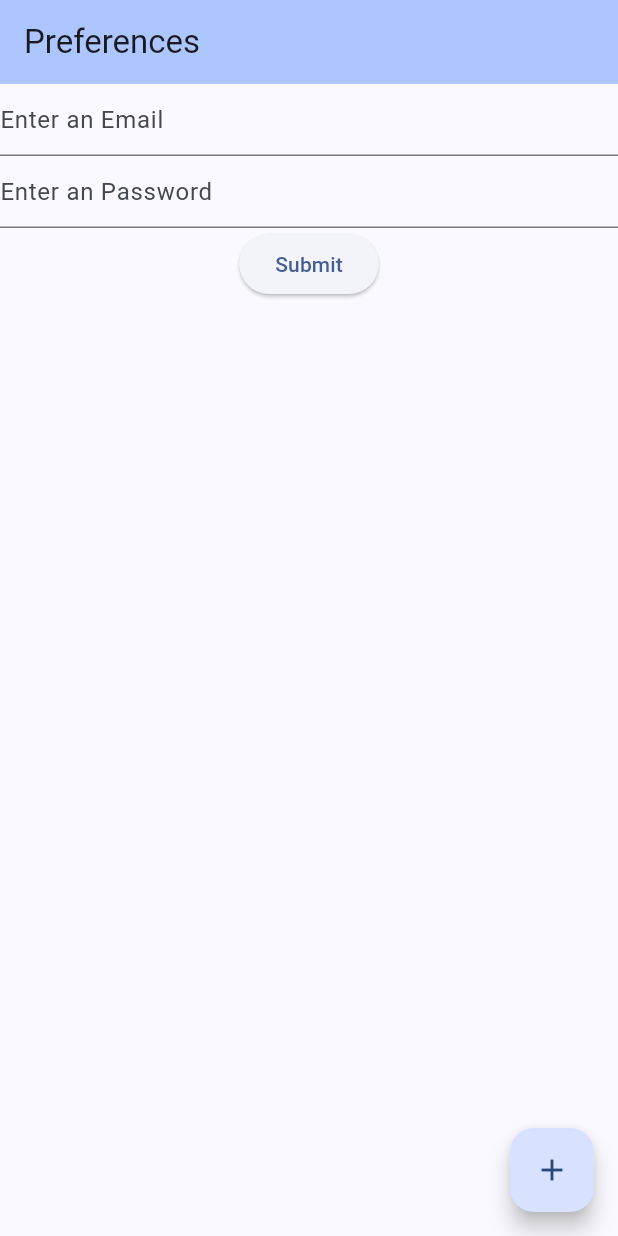
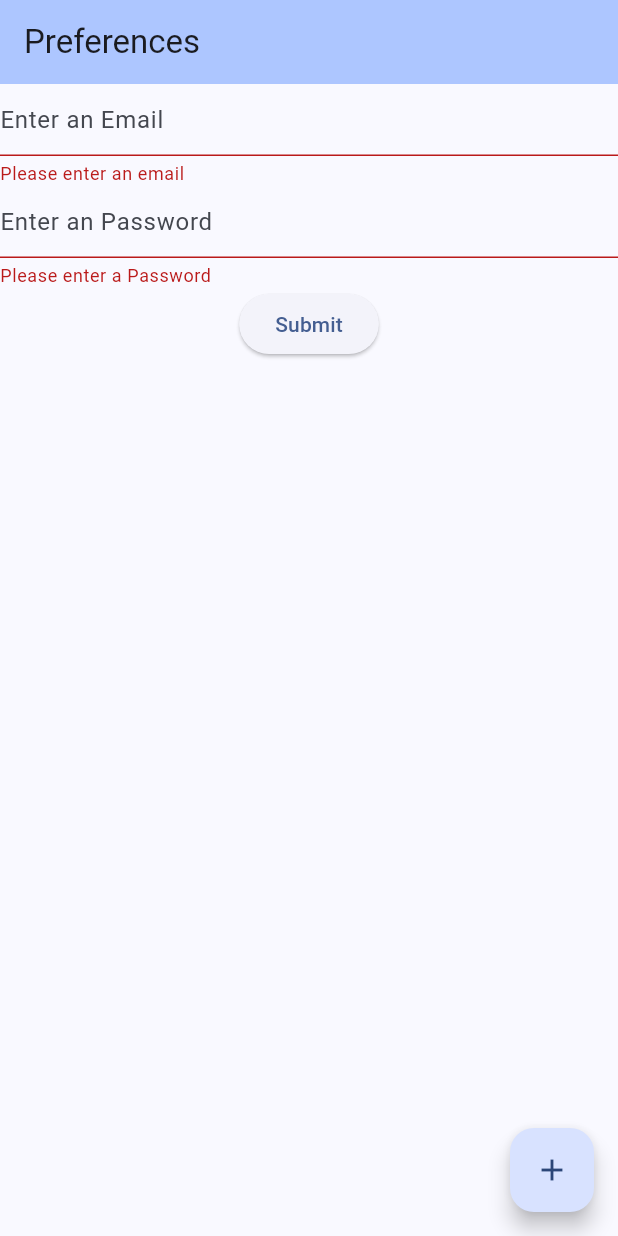
Before and after one commit to MadHatter01/DoIt, a Flutter app: the screen it shows after launch, after a tap on "Submit", on a phone screen of 412 x 824 dp. Run offline on Flutter 3.47's test engine with Material 2 defaults, Android fonts, the phone set to English and light mode, and no system bars.

Commit message:
validation

```diff
--- a/lib/main.dart
+++ b/lib/main.dart
@@ -16,17 +16,14 @@ class MyApp extends StatelessWidget {
       title: 'Flutter Demo',
       debugShowCheckedModeBanner: false,
       routes: {
-        '/':(context) => const MyHomePage(title: 'Do It!'),
-        '/first':(context) => const PageOne(),
-        '/second':(context) => const PageTwo()
-,
+        '/': (context) => const MyHomePage(title: 'Do It!'),
+        '/first': (context) => const PageOne(),
+        '/second': (context) => const PageTwo(),
       },
       theme: ThemeData(
-
         colorScheme: ColorScheme.fromSeed(seedColor: Colors.blueAccent),
         useMaterial3: true,
       ),
-
     );
   }
 }
@@ -41,31 +38,67 @@ class MyHomePage extends StatefulWidget {
 }
 
 class _MyHomePageState extends State<MyHomePage> {
+  final GlobalKey<FormState> _signKey = GlobalKey();
   final TextEditingController _emailcontroller = TextEditingController();
   final TextEditingController _pswdcontroller = TextEditingController();
+  final RegExp emailValidator = RegExp(
+    r"^[a-zA-Z0-9.a-zA-Z0-9.!#$%&'*+-/=?^_`{|}~]+@[a-zA-Z0-9]+\.[a-zA-Z]+");
+
   @override
   Widget build(BuildContext context) {
-
     return Scaffold(
       appBar: AppBar(
-
         backgroundColor: Theme.of(context).colorScheme.inversePrimary,
         title: const Text("Preferences"),
       ),
       body: Center(
+
         child: Form(
+      key: _signKey,
+
           child: Column(
             children: [
               TextFormField(
                 controller: _emailcontroller,
                 keyboardType: TextInputType.emailAddress,
                 decoration: const InputDecoration(hintText: "Enter an Email"),
+              validator: (value) {
+                if(value==null || value.isEmpty){
+                  return "Please enter an email";
+                }
+                else if(!emailValidator.hasMatch(value)){
+return "Please enter a valid email";
+                }
+
+                return null;
+              },
               ),
-              TextFormField(controller: _pswdcontroller, obscureText: true, decoration:const InputDecoration(hintText: "Enter an Password"),),
-              ElevatedButton(onPressed: (){
+              TextFormField(
+                controller: _pswdcontroller,
+                obscureText: true,
+                decoration:
+                    const InputDecoration(hintText: "Enter an Password"),
+                    validator: (value){
+                      if (value==null || value.isEmpty){
+                        return "Please enter a Password";
+                      }
+                      else if(value.length <=8){
+                        return "Password must be atleast 8 characters";
+                      }
+                      return null;
+                    },
+              ),
+              ElevatedButton(
+                  onPressed: () {
+                     if (_signKey.currentState == null) {
+    debugPrint("_formKey.currentState is null!");
+                     }
+                    if (_signKey.currentState!.validate()) {
                       debugPrint("Email: ${_emailcontroller.text}");
                       debugPrint("Password: ${_pswdcontroller.text}");
-              }, child: const Text('Submit'))
+                    }
+                  },
+                  child: const Text('Submit'))
             ],
           ),
         ),
@@ -120,7 +153,7 @@ final TextEditingController _pswdcontroller = TextEditingController();
       //   ),
       // ),
       floatingActionButton: FloatingActionButton(
-        onPressed: (){},
+        onPressed: () {},
         tooltip: 'Increment',
         child: const Icon(Icons.add),
       ), // This trailing comma makes auto-formatting nicer for build methods.
```
Lines whose indentation alone changed are shown as unchanged.
